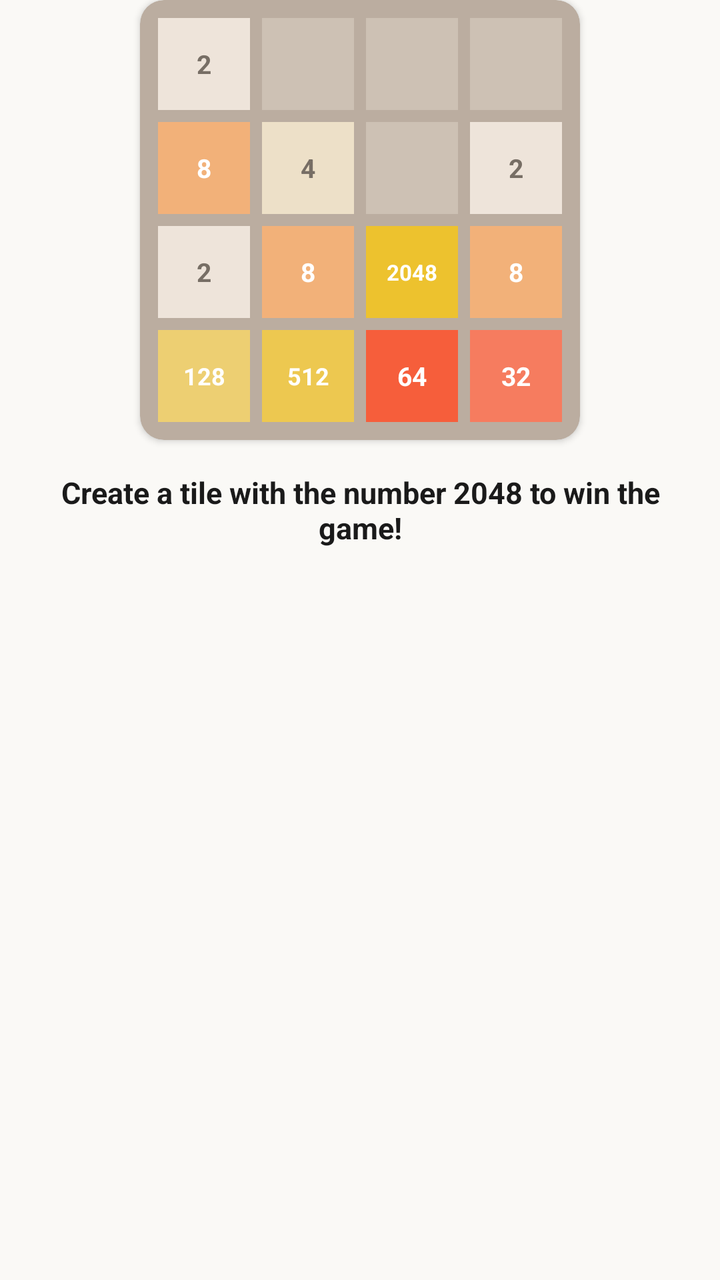
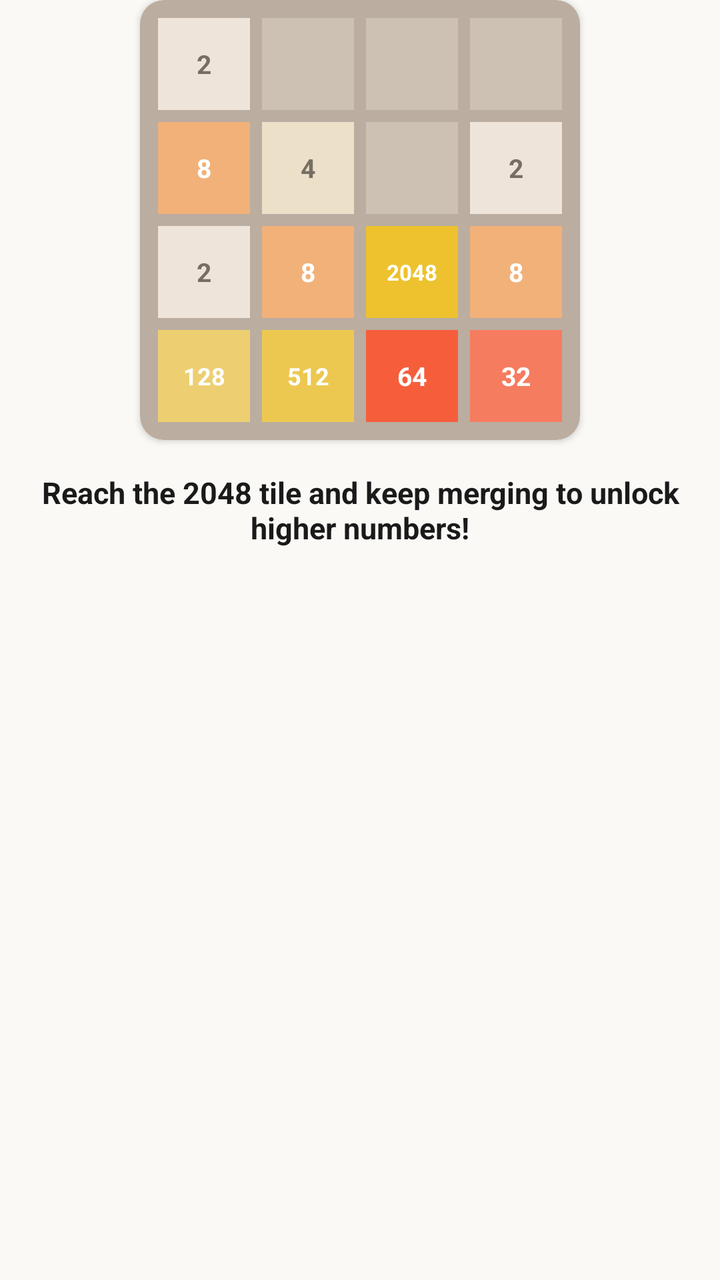

Screens rendered from an Android XML layout before and after an edit, with the pre-edit source and the edit as a unified diff.
<!-- AndroidManifest.xml: application theme Theme.NumberBlocks -->
<!-- res/layout/item_tutorial_slide_goal.xml -->
<?xml version="1.0" encoding="utf-8"?>
<LinearLayout xmlns:android="http://schemas.android.com/apk/res/android"
    xmlns:app="http://schemas.android.com/apk/res-auto"
    android:layout_width="match_parent"
    android:layout_height="match_parent"
    android:gravity="center_horizontal"
    android:orientation="vertical">

    
    <com.google.android.material.card.MaterialCardView
        android:layout_width="220dp"
        android:layout_height="220dp"
        app:cardBackgroundColor="#BBADA0"
        app:cardCornerRadius="12dp"
        app:cardElevation="2dp"
        app:strokeWidth="0dp">

        <GridLayout
            android:layout_width="match_parent"
            android:layout_height="match_parent"
            android:columnCount="4"
            android:rowCount="4"
            android:padding="6dp">

            
            <TextView style="@style/MiniTileStyle" android:background="#EEE4DA" android:text="2" android:textColor="#776E65" />
            <View style="@style/MiniTileStyle" android:background="#CDC1B4" />
            <View style="@style/MiniTileStyle" android:background="#CDC1B4" />
            <View style="@style/MiniTileStyle" android:background="#CDC1B4" />

            
            <TextView style="@style/MiniTileStyle" android:background="#F2B179" android:text="8" android:textColor="#FFFFFF" />
            <TextView style="@style/MiniTileStyle" android:background="#EDE0C8" android:text="4" android:textColor="#776E65" />
            <View style="@style/MiniTileStyle" android:background="#CDC1B4" />
            <TextView style="@style/MiniTileStyle" android:background="#EEE4DA" android:text="2" android:textColor="#776E65" />

            
            <TextView style="@style/MiniTileStyle" android:background="#EEE4DA" android:text="2" android:textColor="#776E65" />
            <TextView style="@style/MiniTileStyle" android:background="#F2B179" android:text="8" android:textColor="#FFFFFF" />
            <TextView style="@style/MiniTileStyle" android:background="#EDC22E" android:text="2048" android:textColor="#FFFFFF" android:textSize="11sp" />
            <TextView style="@style/MiniTileStyle" android:background="#F2B179" android:text="8" android:textColor="#FFFFFF" />

            
            <TextView style="@style/MiniTileStyle" android:background="#EDCF72" android:text="128" android:textColor="#FFFFFF" android:textSize="12sp" />
            <TextView style="@style/MiniTileStyle" android:background="#EDC850" android:text="512" android:textColor="#FFFFFF" android:textSize="12sp" />
            <TextView style="@style/MiniTileStyle" android:background="#F65E3B" android:text="64" android:textColor="#FFFFFF" />
            <TextView style="@style/MiniTileStyle" android:background="#F67C5F" android:text="32" android:textColor="#FFFFFF" />
        </GridLayout>
    </com.google.android.material.card.MaterialCardView>

    
    <TextView
        android:layout_width="match_parent"
        android:layout_height="wrap_content"
        android:layout_marginTop="16dp"
        android:gravity="center"
        android:paddingStart="12dp"
        android:paddingEnd="12dp"
        android:text="Create a tile with the number 2048 to win the game!"
        android:textColor="#1A1A1A"
        android:textSize="15sp"
        android:textStyle="bold" />

</LinearLayout>
<!-- resources referenced by this layout -->
<resources>
  <style name="MiniTileStyle">
          <item name="android:layout_width">0dp</item>
          <item name="android:layout_height">0dp</item>
          <item name="android:layout_columnWeight">1</item>
          <item name="android:layout_rowWeight">1</item>
          <item name="android:layout_margin">3dp</item>
          <item name="android:gravity">center</item>
          <item name="android:textSize">13sp</item>
          <item name="android:textStyle">bold</item>
      </style>
  <style name="Theme.NumberBlocks" parent="Theme.MaterialComponents.DayNight.NoActionBar">
          <item name="colorPrimary">@color/primary</item>
          <item name="colorPrimaryVariant">@color/primary_variant</item>
          <item name="colorSecondary">@color/secondary</item>
          <item name="android:statusBarColor">@color/background</item>
          <item name="android:navigationBarColor">@color/background</item>
          <item name="android:windowBackground">@color/background</item>
      </style>
  <color name="primary">#1E2024</color>
  <color name="primary_variant">#161719</color>
  <color name="secondary">#5A5D66</color>
  <color name="background">#FAF9F6</color>
</resources>

<!-- the commit's change to res/layout/item_tutorial_slide_goal.xml (unified diff, before → after) -->
@@ -56,7 +56,7 @@
         android:gravity="center"
         android:paddingStart="12dp"
         android:paddingEnd="12dp"
-        android:text="Create a tile with the number 2048 to win the game!"
+        android:text="Reach the 2048 tile and keep merging to unlock higher numbers!"
         android:textColor="#1A1A1A"
         android:textSize="15sp"
         android:textStyle="bold" />
